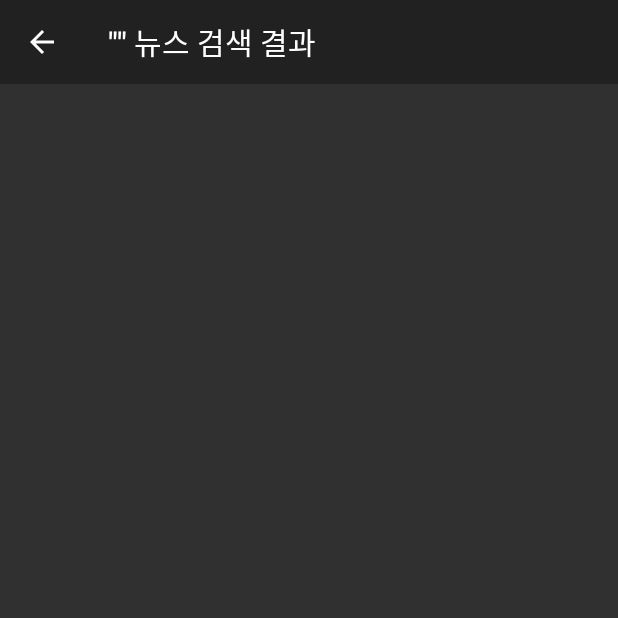
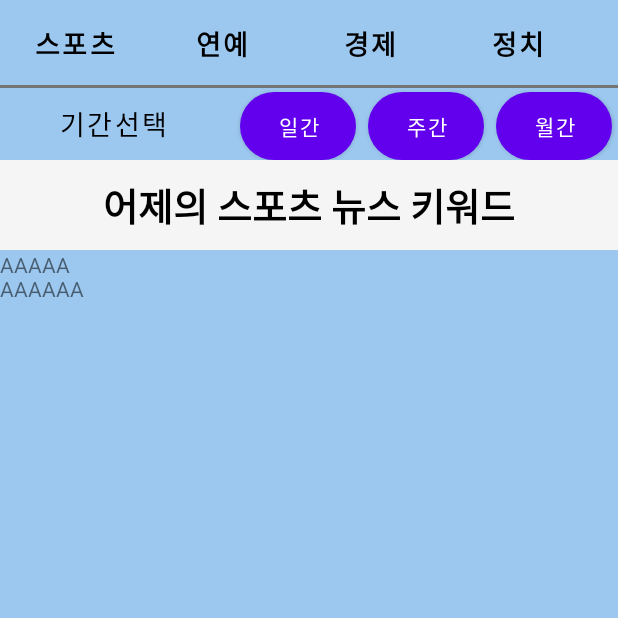
Before and after one commit to GR8-SW-Project/-Diving-into-the-news, an Android app: the screen it shows after launch (NewsListActivity before the commit, HomeActivity after it), on a phone screen of 412 x 824 dp, the top half of it. Run offline under Robolectric (Android 15) with nearby library versions, the light colour scheme and no system bars.

Commit message:
Update on Front-end UI

```diff
--- a/app/build.gradle
+++ b/app/build.gradle
@@ -8,7 +8,7 @@ android {
 
     defaultConfig {
         applicationId "com.example.divingintothenews"
-        minSdk 23
+        minSdk 28
         targetSdk 32
         versionCode 1
         versionName "1.0"
--- a/app/src/main/java/com/example/divingintothenews/HomeActivity.java
+++ b/app/src/main/java/com/example/divingintothenews/HomeActivity.java
@@ -3,6 +3,8 @@ package com.example.divingintothenews;
 import androidx.appcompat.app.AppCompatActivity;
 
 import android.os.Bundle;
+import android.widget.RadioButton;
+import android.widget.RadioGroup;
 
 public class HomeActivity extends AppCompatActivity {
 
--- a/app/src/main/java/com/example/divingintothenews/MainActivity.java
+++ b/app/src/main/java/com/example/divingintothenews/MainActivity.java
@@ -19,7 +19,7 @@ public class MainActivity extends AppCompatActivity {
         new Handler().postDelayed(new Runnable() {
             @Override
             public void run() {
-                Intent homeIntent = new Intent(MainActivity.this, NewsListActivity.class);
+                Intent homeIntent = new Intent(MainActivity.this, HomeActivity.class);
                 startActivity(homeIntent);
                 finish();
             }
--- a/app/src/main/res/drawable/custom_border.xml
+++ b/app/src/main/res/drawable/custom_border.xml
@@ -1,5 +1,11 @@
 <?xml version="1.0" encoding="UTF-8"?>
-<shape xmlns:android="http://schemas.android.com/apk/res/android" android:shape="rectangle">
-    <solid android:color="@color/main_color"/>
-    <stroke android:width="1dp" android:color="#757474"/>
-</shape>
+<layer-list xmlns:android="http://schemas.android.com/apk/res/android">
+
+    <solid android:drawable="@color/main_color"/>
+    <item android:gravity="bottom">
+        <shape android:shape="rectangle">
+            <size android:height="2dp"/>
+            <solid android:color="#757575"/>
+        </shape>
+    </item>
+</layer-list>
--- a/app/src/main/res/layout/activity_home.xml
+++ b/app/src/main/res/layout/activity_home.xml
@@ -9,18 +9,17 @@
     tools:context=".HomeActivity">
 
     <HorizontalScrollView
-        android:layout_weight="1"
         android:layout_width="match_parent"
-        android:layout_height="90dp"
-        android:scrollbars="none"
-        android:fillViewport="true">
+        android:layout_height="wrap_content"
+        android:layout_gravity="top"
+        android:background="@drawable/custom_border"
+        android:fillViewport="true"
+        android:scrollbars="none">
 
         <LinearLayout
             android:layout_width="wrap_content"
             android:layout_height="wrap_content"
-            android:background="@drawable/custom_border"
             android:orientation="horizontal">
-
             <Button
                 android:id="@+id/button1"
                 android:layout_width="wrap_content"
@@ -84,11 +83,11 @@
     </HorizontalScrollView>
 
     <LinearLayout
-        android:layout_weight="2"
         android:layout_width="match_parent"
-        android:layout_height="match_parent"
+        android:layout_height="wrap_content"
+        android:layout_gravity="top"
         android:fillViewport="true"
-        android:orientation="horizontal" >
+        android:orientation="horizontal">
 
         <Button
             android:id="@+id/button11"
@@ -127,6 +126,35 @@
             android:layout_weight="1"
             android:background="@drawable/custom_button"
             android:text="월간" />
+
     </LinearLayout>
 
+    <LinearLayout
+        android:layout_width="match_parent"
+        android:layout_height="60dp"
+        android:layout_gravity="center_vertical"
+        android:orientation="vertical">
+
+        <TextView
+            android:id="@+id/textView2"
+            android:layout_width="match_parent"
+            android:layout_height="match_parent"
+            android:layout_gravity="top"
+            android:background="@color/gray"
+            android:gravity="center"
+            android:text="어제의 스포츠 뉴스 키워드"
+            android:textAlignment="center"
+            android:textColor="@color/black"
+            android:textSize="25dp"
+            android:textStyle="bold" />
+
+    </LinearLayout>
+
+    <TextView
+        android:id="@+id/textView3"
+        android:layout_width="match_parent"
+        android:layout_height="358dp"
+        android:layout_gravity="top"
+        android:text="AAAAA\nAAAAAA" />
+
 </LinearLayout>
--- a/app/src/main/res/values/colors.xml
+++ b/app/src/main/res/values/colors.xml
@@ -8,4 +8,5 @@
     <color name="black">#FF000000</color>
     <color name="white">#FFFFFF</color>
     <color name="main_color">#9CC8F0</color>
+    <color name="gray">#F5F5F5</color>
 </resources>
```
